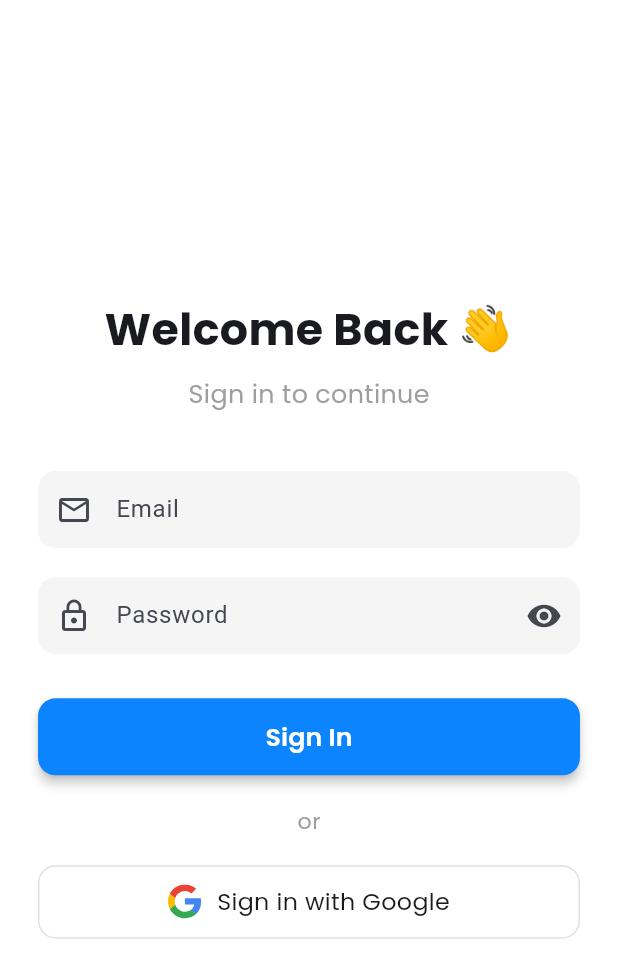
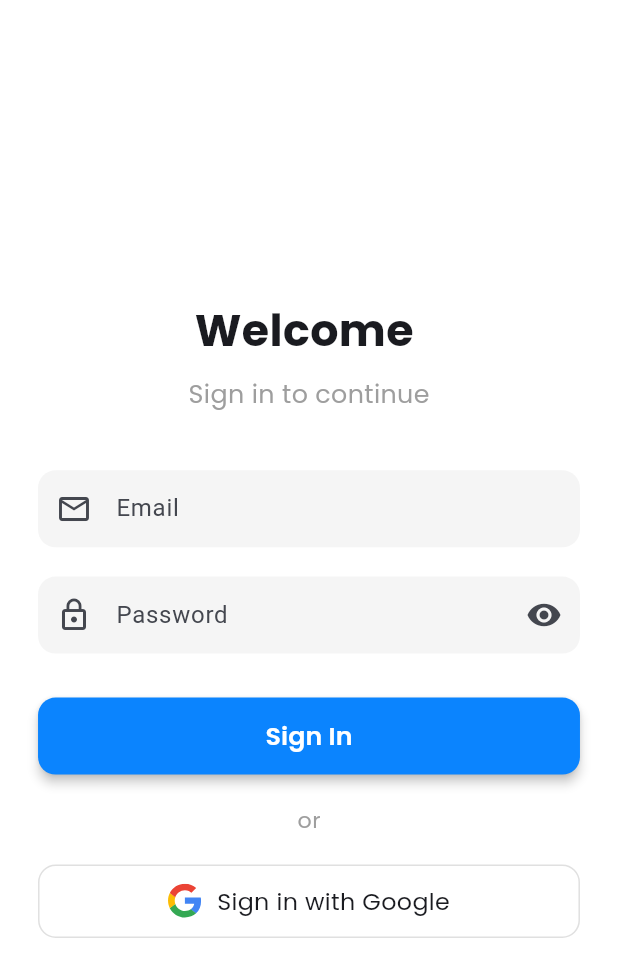
Before and after one commit to EasyCodingWithYOU/water-monitoring-app, a Flutter app: the screen it shows after launch, on a phone screen of 412 x 824 dp. Shown: the top 978 px of the screen. Run offline on Flutter 3.47's test engine with Material 3 defaults, Android fonts, the phone set to English and light mode, and no system bars; our stand-ins replace cloud_firestore, equatable, firebase_auth, firebase_core, fl_chart, flutter_bloc and 4 more; accounts and stored records are empty.

Commit message:
watermonitoring app

```diff
--- a/lib/screens/Auth/Login_Screen.dart
+++ b/lib/screens/Auth/Login_Screen.dart
@@ -53,7 +53,7 @@ class _AuthScreenState extends State<AuthScreen> {
                     crossAxisAlignment: CrossAxisAlignment.center,
                     children: [
                       Text(
-                        "Welcome Back 👋",
+                        "Welcome ",
                         style: GoogleFonts.poppins(
                           fontSize: 28.sp,
                           fontWeight: FontWeight.bold,
```
